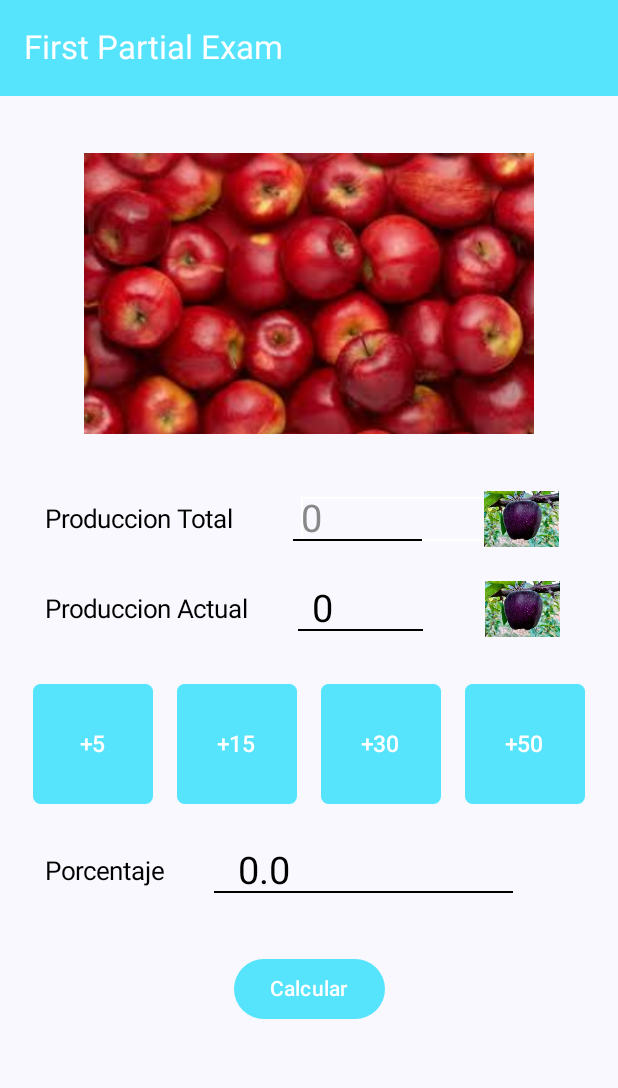
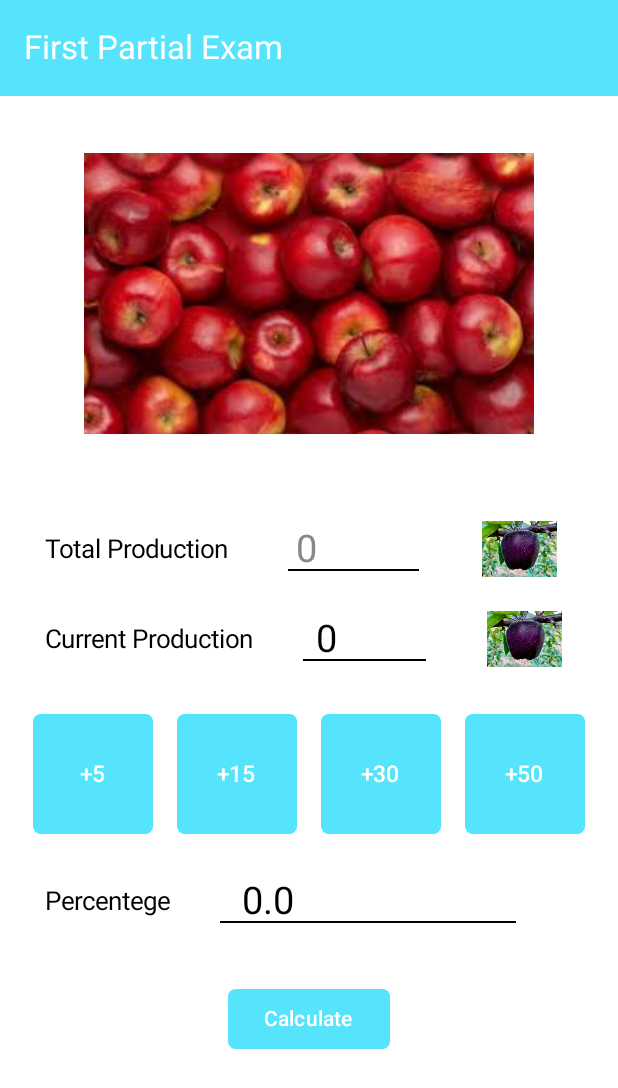
Before and after one commit to JimenezRicardoA/Tercer-Parcial, an Android app built with Jetpack Compose: the HuertoManzanasView screen opened through its navigation route, on a phone screen of 412 x 824 dp. Shown: the top 1088 px of the screen. Run offline under Robolectric (Android 15) with nearby library versions, the phone set to English and light mode, and no system bars; our stand-ins replace livedata-compose.

Commit message:
Se termina el examen y la internacionalizacion

```diff
--- a/app/src/main/java/com/ricardo/segundoparcial/examenprimerparcial/HuertoManzanasView.kt
+++ b/app/src/main/java/com/ricardo/segundoparcial/examenprimerparcial/HuertoManzanasView.kt
@@ -1,8 +1,11 @@
 package com.ricardo.segundoparcial.examenprimerparcial
 
+import android.annotation.SuppressLint
+import android.widget.Toast
 import androidx.compose.foundation.Image
 import androidx.compose.foundation.background
 import androidx.compose.foundation.border
+import androidx.compose.foundation.clickable
 import androidx.compose.foundation.layout.Arrangement
 import androidx.compose.foundation.layout.Box
 import androidx.compose.foundation.layout.Column
@@ -38,23 +41,40 @@ import androidx.compose.ui.text.input.KeyboardType
 import androidx.compose.foundation.text.KeyboardOptions
 import androidx.compose.material3.Button
 import androidx.compose.material3.ButtonDefaults
+import androidx.compose.runtime.LaunchedEffect
 import androidx.compose.runtime.mutableStateOf
 import androidx.compose.runtime.remember
 import androidx.compose.runtime.setValue
 import androidx.compose.ui.graphics.RectangleShape
+import androidx.compose.ui.platform.LocalContext
 
+@SuppressLint("StringFormatMatches")
 @OptIn(ExperimentalMaterial3Api::class)
 @Composable
 fun HuertoManzanasView(viewModel: HuertoManzanasViewModel, navController: NavController){
     var ptotal by remember { mutableStateOf("") }
-    var pactual by remember { mutableStateOf("") }
+    var background by remember { mutableStateOf(Color.White) }
+    var linea by remember { mutableStateOf(Color.Black) }
 
     val ProduccionActual by viewModel.getcantidadActual().observeAsState(0)
     val porcentaje by viewModel.getPorcentaje().observeAsState(0.0)
+    val unidadesactuales = viewModel.unidadesactuales()
+    val context = LocalContext.current
+
+    LaunchedEffect(porcentaje) {
+        if (porcentaje >= 70) {
+            background = Color.Red
+            linea = Color.White
+        } else {
+            background = Color.White
+            linea = Color.Black
+        }
+    }
 
     Box(
         modifier = Modifier
             .fillMaxSize()
+            .background(background)
     ){
         TopAppBar(
             title = { Text(stringResource(id = R.string.tExamenPrimerParcial), color = Color.White) },
@@ -75,14 +95,14 @@ fun HuertoManzanasView(viewModel: HuertoManzanasViewModel, navController: NavCon
         Column(
             modifier = Modifier
                 .align(Alignment.Center)
-                .offset(y = (60).dp)
+                .offset(y = (80).dp)
         ){
             Row (
                 modifier = Modifier
                     .fillMaxWidth(),
                 verticalAlignment = Alignment.CenterVertically
             ){
-                Text ("Produccion Total",
+                Text (stringResource(id = R.string.totalproduction),
                     color = Color.Black,
                     style = TextStyle(fontSize = 17.sp),
                     modifier = Modifier
@@ -110,7 +130,7 @@ fun HuertoManzanasView(viewModel: HuertoManzanasViewModel, navController: NavCon
                             .padding(start = 0.dp)
                             .border(
                                 width = 1.dp,
-                                color = Color.White,
+                                color = background,
                                 shape = RectangleShape
                             )
                             .fillMaxWidth()
@@ -131,7 +151,7 @@ fun HuertoManzanasView(viewModel: HuertoManzanasViewModel, navController: NavCon
                         modifier = Modifier
                             .fillMaxWidth(0.5f)
                             .height(1.dp)
-                            .background(Color.Black)
+                            .background(linea)
                             .align(Alignment.BottomStart)
                     )
                 }
@@ -143,6 +163,15 @@ fun HuertoManzanasView(viewModel: HuertoManzanasViewModel, navController: NavCon
                         .align(Alignment.CenterVertically)
                         .offset(x = (25).dp)
                         .size(50.dp)
+                        .clickable {
+                            Toast
+                                .makeText(
+                                    context,
+                                    context.getString(R.string.total_units, ptotal.toInt() * 80),
+                                    Toast.LENGTH_LONG
+                                )
+                                .show()
+                        }
                 )
 
             }
@@ -153,7 +182,7 @@ fun HuertoManzanasView(viewModel: HuertoManzanasViewModel, navController: NavCon
                 modifier = Modifier.fillMaxWidth(),
                 verticalAlignment = Alignment.CenterVertically
             ){
-                Text ("Produccion Actual",
+                Text (stringResource(id = R.string.currentproduction),
                     color = Color.Black,
                     style = TextStyle(fontSize = 17.sp),
                     modifier = Modifier
@@ -178,7 +207,7 @@ fun HuertoManzanasView(viewModel: HuertoManzanasViewModel, navController: NavCon
                         modifier = Modifier
                             .fillMaxWidth(0.5f)
                             .height(1.dp)
-                            .background(Color.Black)
+                            .background(linea)
                             .align(Alignment.BottomStart)
                     )
                 }
@@ -190,6 +219,15 @@ fun HuertoManzanasView(viewModel: HuertoManzanasViewModel, navController: NavCon
                         .align(Alignment.CenterVertically)
                         .offset(x = (22).dp)
                         .size(50.dp)
+                        .clickable {
+                            Toast
+                                .makeText(
+                                    context,
+                                    context.getString(R.string.total_units, unidadesactuales),
+                                    Toast.LENGTH_SHORT
+                                )
+                                .show()
+                        }
                 )
 
             }
@@ -273,7 +311,7 @@ fun HuertoManzanasView(viewModel: HuertoManzanasViewModel, navController: NavCon
                     .offset(y = (20.dp)),
                 verticalAlignment = Alignment.CenterVertically
             ){
-                Text ("Porcentaje",
+                Text (stringResource(id = R.string.percentege),
                     color = Color.Black,
                     style = TextStyle(fontSize = 17.sp),
                     modifier = Modifier
@@ -306,14 +344,16 @@ fun HuertoManzanasView(viewModel: HuertoManzanasViewModel, navController: NavCon
             }
 
             Button(onClick = { viewModel.porcentajes(ptotal.toInt())},
-                modifier = Modifier.align(Alignment.CenterHorizontally)
+                modifier = Modifier
+                    .align(Alignment.CenterHorizontally)
                     .offset(y = (60.dp)),
+                shape = RoundedCornerShape(5.dp),
                 colors = ButtonDefaults.buttonColors(
                     containerColor = Color(0xFF55E4FB),
                     contentColor = Color.White
                 )
                 ){
-                Text("Calcular")
+                Text(stringResource(id = R.string.calculate))
             }
 
         }
--- a/app/src/main/java/com/ricardo/segundoparcial/examenprimerparcial/HuertoManzanasViewModel.kt
+++ b/app/src/main/java/com/ricardo/segundoparcial/examenprimerparcial/HuertoManzanasViewModel.kt
@@ -13,6 +13,8 @@ class HuertoManzanasViewModel : ViewModel(){
     private val porcentaje = MutableLiveData(0.0)
     fun getPorcentaje(): LiveData<Double> = porcentaje
 
+    private val unis = MutableLiveData(0)
+
     fun incremento (monto : Int){
         cantidadActual.postValue((cantidadActual.value?:0) + monto)
     }
@@ -20,4 +22,9 @@ class HuertoManzanasViewModel : ViewModel(){
     fun porcentajes(ptotal: Int){
         porcentaje.postValue(((cantidadActual.value?:0) * 100) / ptotal.toDouble())
     }
+
+    fun unidadesactuales(): String{
+        val uni = (cantidadActual.value?:0) * 80
+        return uni.toString()
+    }
 }
--- a/app/src/main/res/values/strings.xml
+++ b/app/src/main/res/values/strings.xml
@@ -15,4 +15,9 @@
     <string name="bspotify">Go to Spotify</string>
     <string name="bexamPrimPar">Go to First Partial Exam</string>
     <string name="tExamenPrimerParcial">First Partial Exam</string>
+    <string name="totalproduction">Total Production</string>
+    <string name="currentproduction">Current Production</string>
+    <string name="percentege">Percentege</string>
+    <string name="calculate">Calculate</string>
+    <string name="total_units">Total: %1$d units</string>
 </resources>
```
Also changed, not shown: 1 other file.
